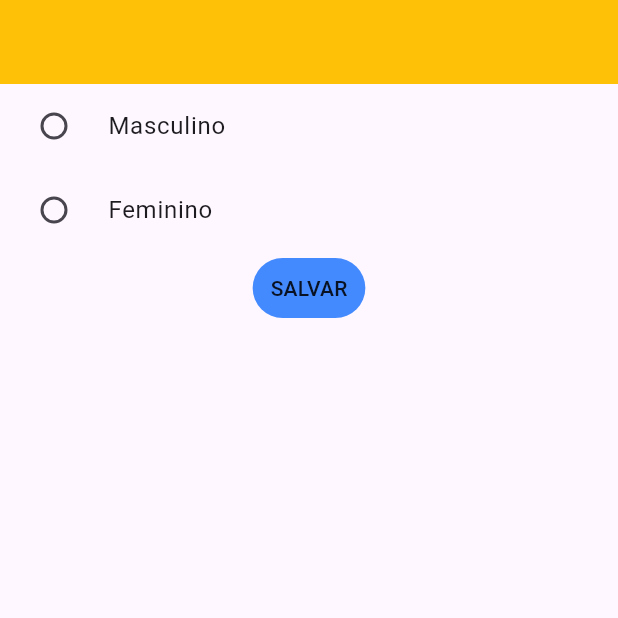
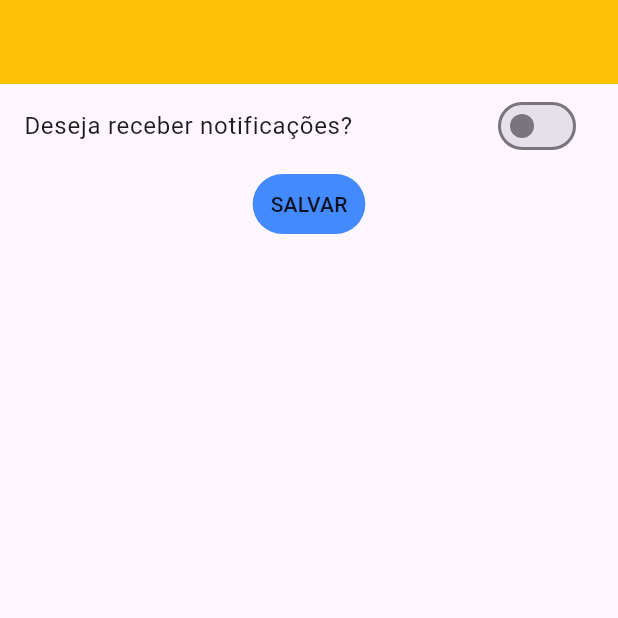
Before and after one commit to MauricioSts/APP_entrada-de-dados, a Flutter app: the screen it shows after launch, after a tap on "SALVAR", on a phone screen of 412 x 824 dp, the top half of it. Run offline on Flutter 3.47's test engine with Material 3 defaults, Android fonts, the light colour scheme and no system bars.

Commit message:
aprendendo sobre switchListTile

```diff
--- /dev/null
+++ b/lib/EntradaSwitch.dart
@@ -0,0 +1,40 @@
+import 'package:flutter/material.dart';
+
+class Entradaswitch extends StatefulWidget {
+  const Entradaswitch({super.key});
+
+  @override
+  State<Entradaswitch> createState() => _EntradaswitchState();
+}
+
+class _EntradaswitchState extends State<Entradaswitch> {
+  bool _escolhaUsuario = false;
+  @override
+  Widget build(BuildContext context) {
+    return Scaffold(
+      appBar: AppBar(backgroundColor: Colors.amber),
+      body: Container(
+        child: Column(
+          children: [
+            SwitchListTile(
+              value: _escolhaUsuario,
+              title: Text("Deseja receber notificações?"),
+              onChanged: (bool? escolha) {
+                setState(() {
+                  _escolhaUsuario = escolha ?? false;
+                });
+              },
+            ),
+            TextButton(
+              onPressed: () {
+                print(_escolhaUsuario.toString());
+              },
+              style: TextButton.styleFrom(backgroundColor: Colors.blueAccent),
+              child: Text("SALVAR", style: TextStyle(color: Colors.black87)),
+            ),
+          ],
+        ),
+      ),
+    );
+  }
+}
--- a/lib/main.dart
+++ b/lib/main.dart
@@ -1,9 +1,8 @@
 //import 'package:app_recebendo_dados/EntradaCheckBox.dart';
-import 'package:app_recebendo_dados/EntradaRadioButton.dart';
+//import 'package:app_recebendo_dados/EntradaRadioButton.dart';
+import 'package:app_recebendo_dados/EntradaSwitch.dart';
 import 'package:flutter/material.dart';
 
 void main() {
-  runApp(
-    MaterialApp(debugShowCheckedModeBanner: false, home: Entradaradiobutton()),
-  );
+  runApp(MaterialApp(debugShowCheckedModeBanner: false, home: Entradaswitch()));
 }
```
